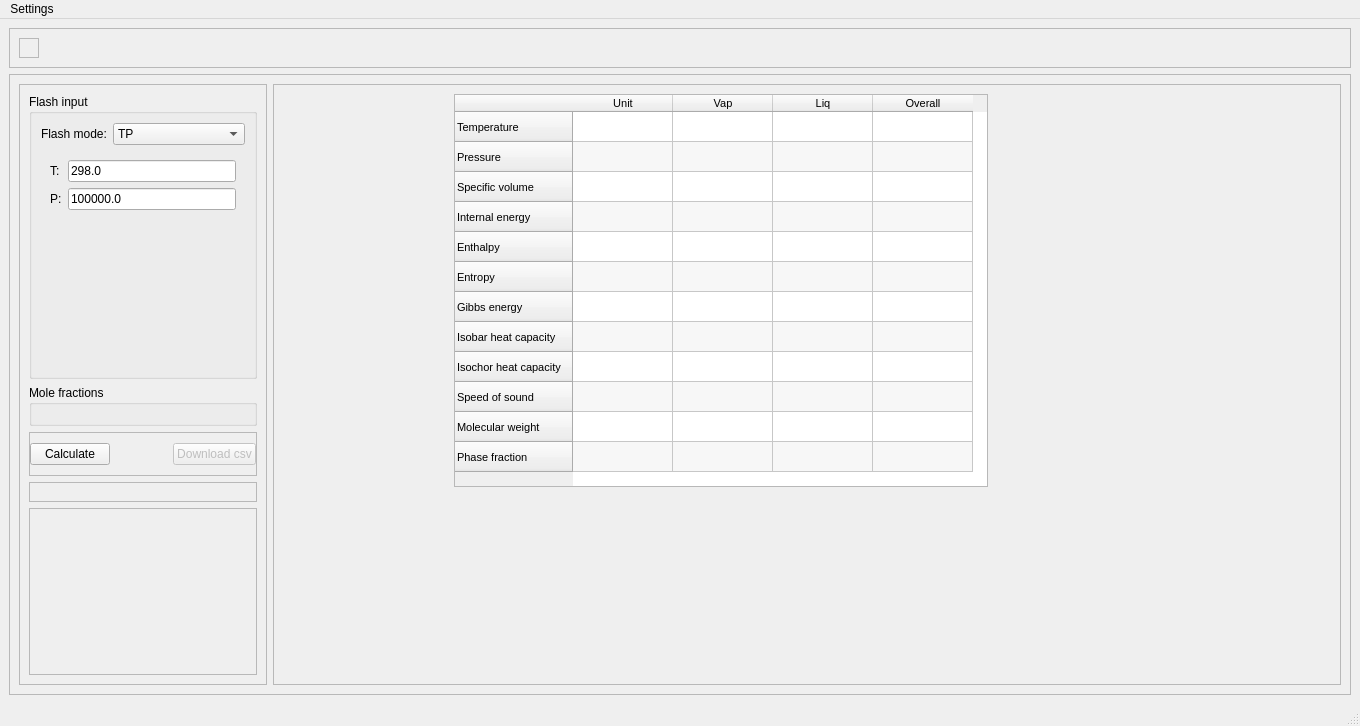
This is addon/pycThermopack/pyctp/gui/widgets/layouts/calc_mode.ui in thermotools/thermopack as Qt 5 draws it before an edit. The edited form follows.
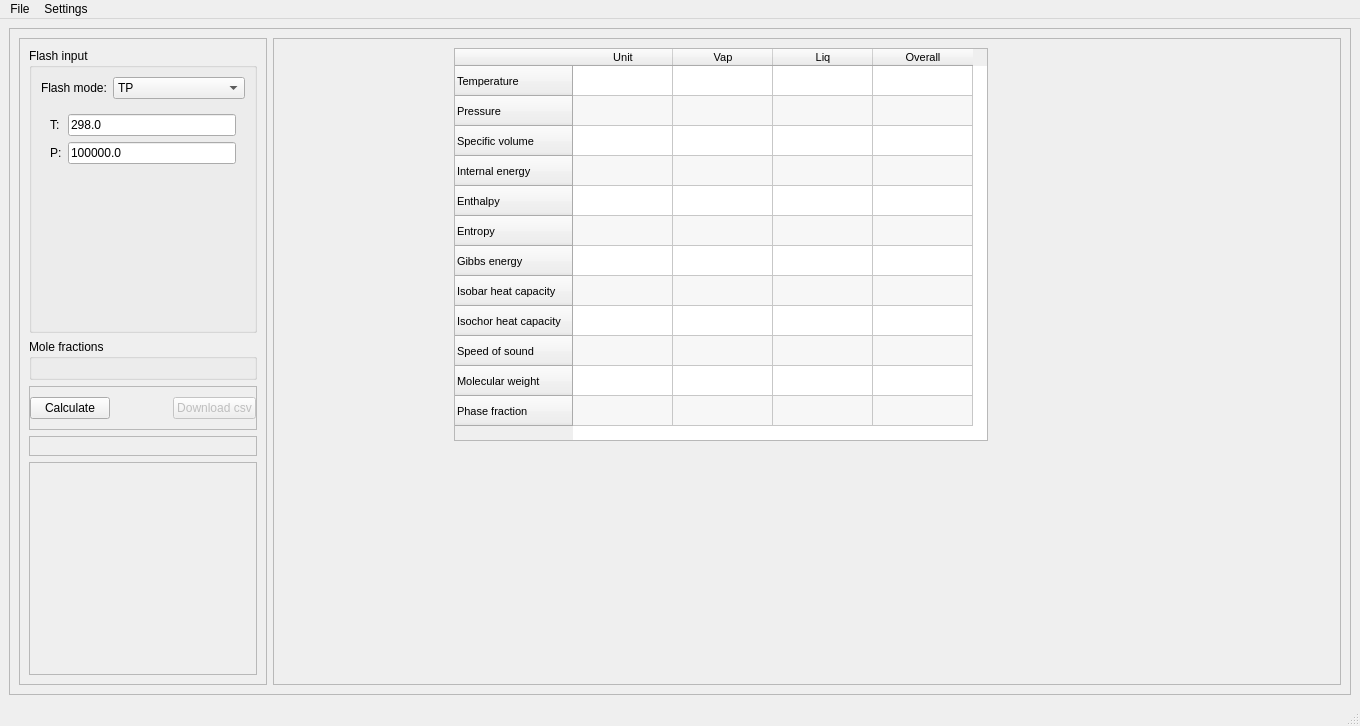
This is the edited form.

Commit message: Create toolbars for Calc Mode and Plot Mode

```diff
--- a/addon/pycThermopack/pyctp/gui/widgets/layouts/calc_mode.ui
+++ b/addon/pycThermopack/pyctp/gui/widgets/layouts/calc_mode.ui
@@ -18,42 +18,6 @@
   </property>
   <widget class="QWidget" name="centralwidget">
    <layout class="QVBoxLayout" name="verticalLayout">
-    <item>
-     <widget class="QFrame" name="frame_5">
-      <property name="frameShape">
-       <enum>QFrame::StyledPanel</enum>
-      </property>
-      <property name="frameShadow">
-       <enum>QFrame::Raised</enum>
-      </property>
-      <layout class="QHBoxLayout" name="horizontalLayout_2">
-       <item>
-        <widget class="QFrame" name="logo_frame">
-         <property name="frameShape">
-          <enum>QFrame::StyledPanel</enum>
-         </property>
-         <property name="frameShadow">
-          <enum>QFrame::Raised</enum>
-         </property>
-         <layout class="QHBoxLayout" name="logo_layout"/>
-        </widget>
-       </item>
-       <item>
-        <spacer name="horizontalSpacer_7">
-         <property name="orientation">
-          <enum>Qt::Horizontal</enum>
-         </property>
-         <property name="sizeHint" stdset="0">
-          <size>
-           <width>40</width>
-           <height>20</height>
-          </size>
-         </property>
-        </spacer>
-       </item>
-      </layout>
-     </widget>
-    </item>
     <item>
      <widget class="QFrame" name="frame_7">
       <property name="frameShape">
@@ -854,6 +818,13 @@
     </property>
     <addaction name="action_display_settings"/>
    </widget>
+   <widget class="QMenu" name="menuFile_2">
+    <property name="title">
+     <string>File</string>
+    </property>
+    <addaction name="action_close"/>
+   </widget>
+   <addaction name="menuFile_2"/>
    <addaction name="menuFile"/>
   </widget>
   <widget class="QStatusBar" name="statusbar"/>
```
Left out of the diff: 14 changed lines with no effect on the pictures. The commit also changes 8 other files.
